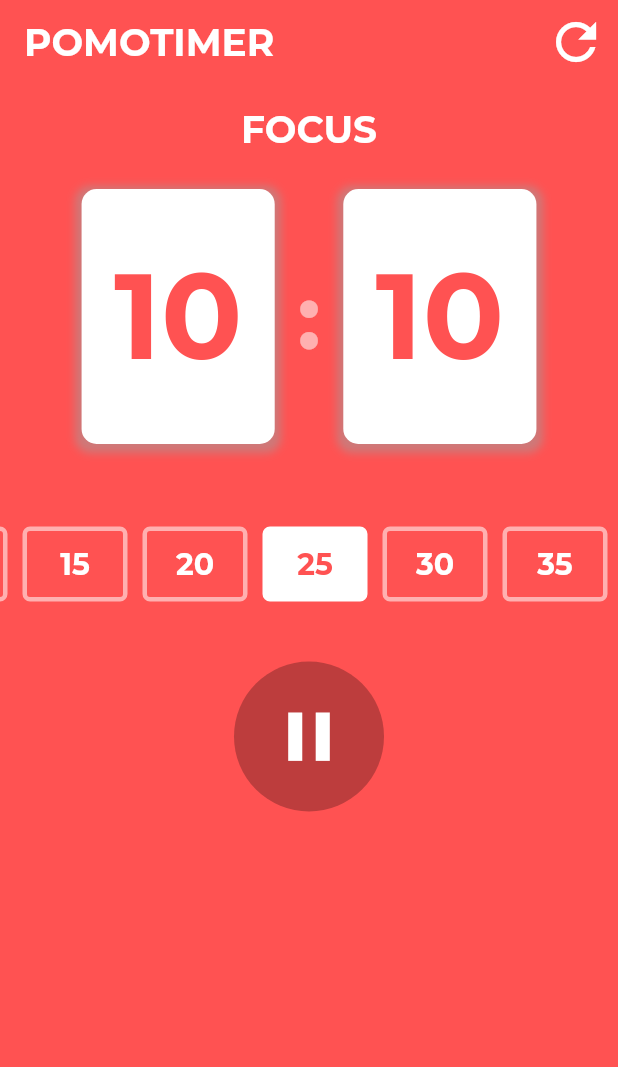
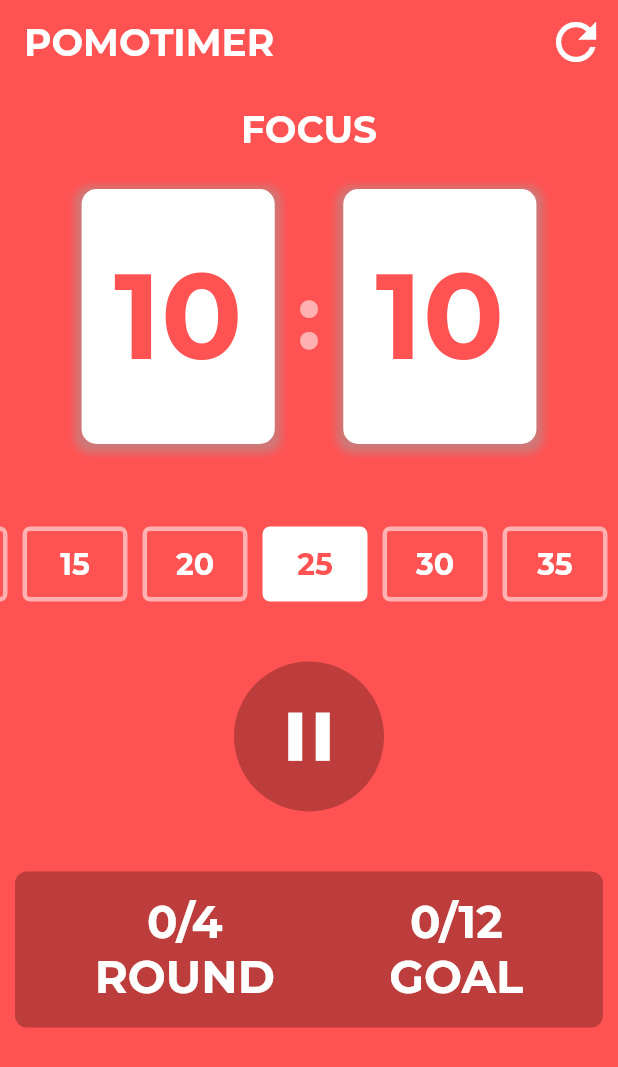
Before and after one commit to TheKetan2/podoro_app_flutter, a Flutter app: the screen it shows after launch, on a phone screen of 412 x 824 dp. Shown: the top 1067 px of the screen. Run offline on Flutter 3.47's test engine with Material 2 defaults, Android fonts, the phone set to English and light mode, and no system bars; our stand-ins replace google_fonts.

Commit message:
progress_widget added

```diff
--- a/podoro_app_flutter/lib/pomodoro_screen.dart
+++ b/podoro_app_flutter/lib/pomodoro_screen.dart
@@ -1,4 +1,5 @@
 import 'package:flutter/material.dart';
+import 'package:podoro_app_flutter/widgets/progress_widget.dart';
 import 'package:podoro_app_flutter/widgets/time_controller.dart';
 import 'package:podoro_app_flutter/widgets/time_options.dart';
 import 'package:podoro_app_flutter/widgets/timer_card.dart';
@@ -45,6 +46,10 @@ class PomodoroScreen extends StatelessWidget {
                 height: 40,
               ),
               TimeController(),
+              SizedBox(
+                height: 40,
+              ),
+              ProgresWidgets(),
             ],
           ),
         ),
--- /dev/null
+++ b/podoro_app_flutter/lib/widgets/progress_widget.dart
@@ -0,0 +1,40 @@
+import 'package:flutter/material.dart';
+import 'package:podoro_app_flutter/utils.dart';
+
+class ProgresWidgets extends StatelessWidget {
+  const ProgresWidgets({Key? key}) : super(key: key);
+
+  @override
+  Widget build(BuildContext context) {
+    return Container(
+      padding: EdgeInsets.all(
+        15,
+      ),
+      margin: EdgeInsets.symmetric(
+        horizontal: 10,
+      ),
+      decoration: const BoxDecoration(
+        color: Colors.black26,
+        borderRadius: BorderRadius.all(Radius.circular(8)),
+      ),
+      child: Row(
+        mainAxisAlignment: MainAxisAlignment.spaceAround,
+        children: [
+          Column(
+            children: [
+              Text("0/4", style: textStyle(30, Colors.white, FontWeight.w700)),
+              Text("ROUND",
+                  style: textStyle(30, Colors.white, FontWeight.w700)),
+            ],
+          ),
+          Column(
+            children: [
+              Text("0/12", style: textStyle(30, Colors.white, FontWeight.w700)),
+              Text("GOAL", style: textStyle(30, Colors.white, FontWeight.w700)),
+            ],
+          ),
+        ],
+      ),
+    );
+  }
+}
--- a/podoro_app_flutter/lib/widgets/time_controller.dart
+++ b/podoro_app_flutter/lib/widgets/time_controller.dart
@@ -14,14 +14,14 @@ class _TimeControllerState extends State<TimeController> {
       alignment: Alignment.center,
       width: 100,
       height: 100,
-      decoration: BoxDecoration(
+      decoration: const BoxDecoration(
         color: Colors.black26,
         shape: BoxShape.circle,
       ),
       child: Center(
         child: IconButton(
           iconSize: 55,
-          icon: Icon(Icons.pause),
+          icon: const Icon(Icons.pause),
           color: Colors.white,
           onPressed: () {},
         ),
```
